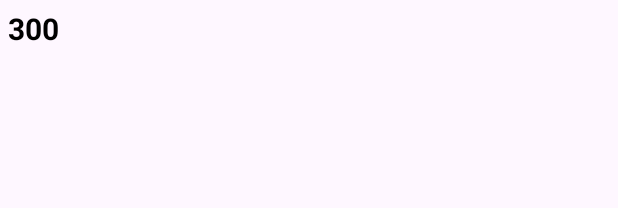
After one commit to junrdev/mwaks, an Android app: the layout fragment_account_activity.xml on its own in the app's theme, with its tools: preview values and no code run, on a phone screen of 412 x 824 dp. The commit adds this screen. Shown: the top 208 px of the screen. Run offline under Robolectric (Android 15) with nearby library versions, the phone set to English and light mode, and no system bars.

Commit message:
fragments

```diff
--- /dev/null
+++ b/app/src/main/res/layout/fragment_account_activity.xml
@@ -0,0 +1,35 @@
+<?xml version="1.0" encoding="utf-8"?>
+<LinearLayout xmlns:android="http://schemas.android.com/apk/res/android"
+    xmlns:tools="http://schemas.android.com/tools"
+    android:layout_width="match_parent"
+    android:layout_height="match_parent"
+    tools:context=".fragments.Account_activity"
+    android:padding="5dp">
+
+    <RelativeLayout
+        android:layout_width="match_parent"
+        android:layout_height="match_parent"
+        >
+
+        <LinearLayout
+            android:layout_width="wrap_content"
+            android:layout_height="wrap_content"
+            android:gravity="center_horizontal"
+            >
+
+<!--            insert animation-->
+
+            <TextView
+                android:layout_width="wrap_content"
+                android:layout_height="wrap_content"
+                tools:text="300"
+                android:textSize="20sp"
+                android:textStyle="bold"
+                android:textColor="@color/black"
+                />
+
+        </LinearLayout>
+
+    </RelativeLayout>
+
+</LinearLayout>
```
Also changed, not shown: app/src/main/java/ke/ac/mwaks/fragments/Account_activity.kt (added, +24 -0 lines), app/src/main/java/ke/ac/mwaks/fragments/Downloads.kt (added, +24 -0 lines), app/src/main/java/ke/ac/mwaks/fragments/Uploads.kt (added, +24 -0 lines), app/src/main/res/layout/activity_main.xml (+105 -9 lines), app/src/main/res/layout/fragment_downloads.xml (added, +14 -0 lines), app/src/main/res/layout/fragment_uploads.xml (added, +14 -0 lines).
